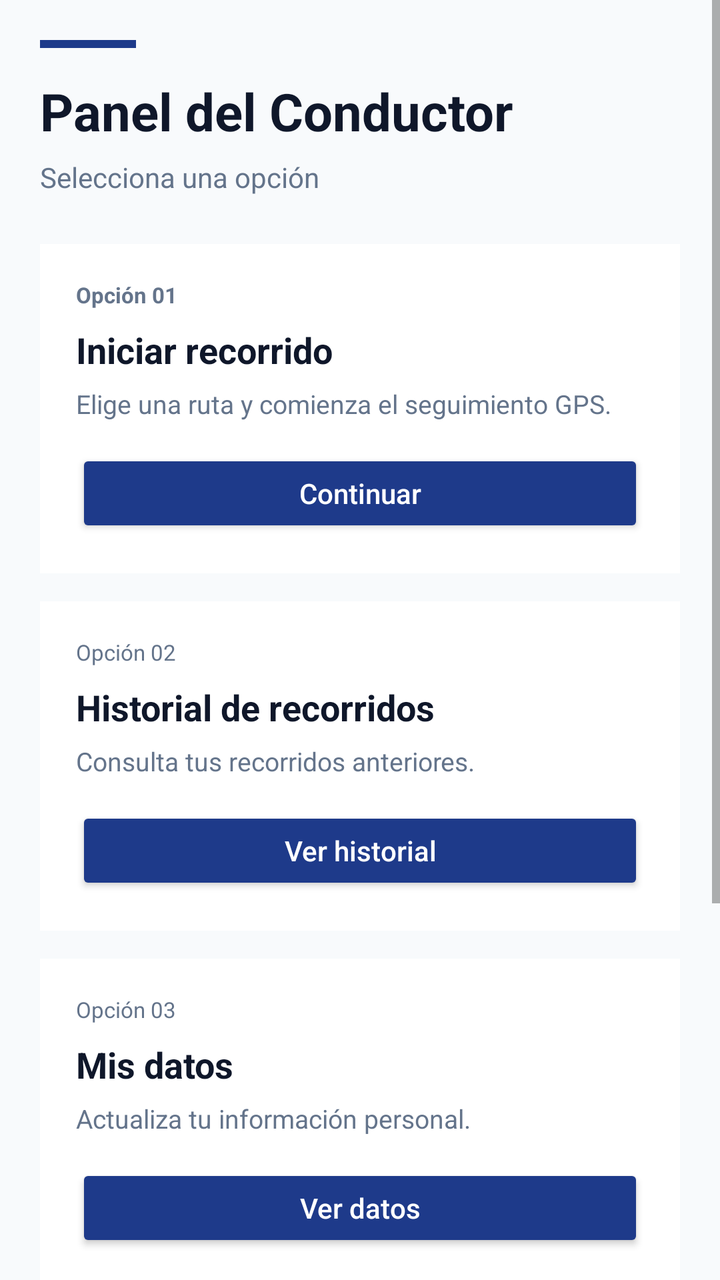
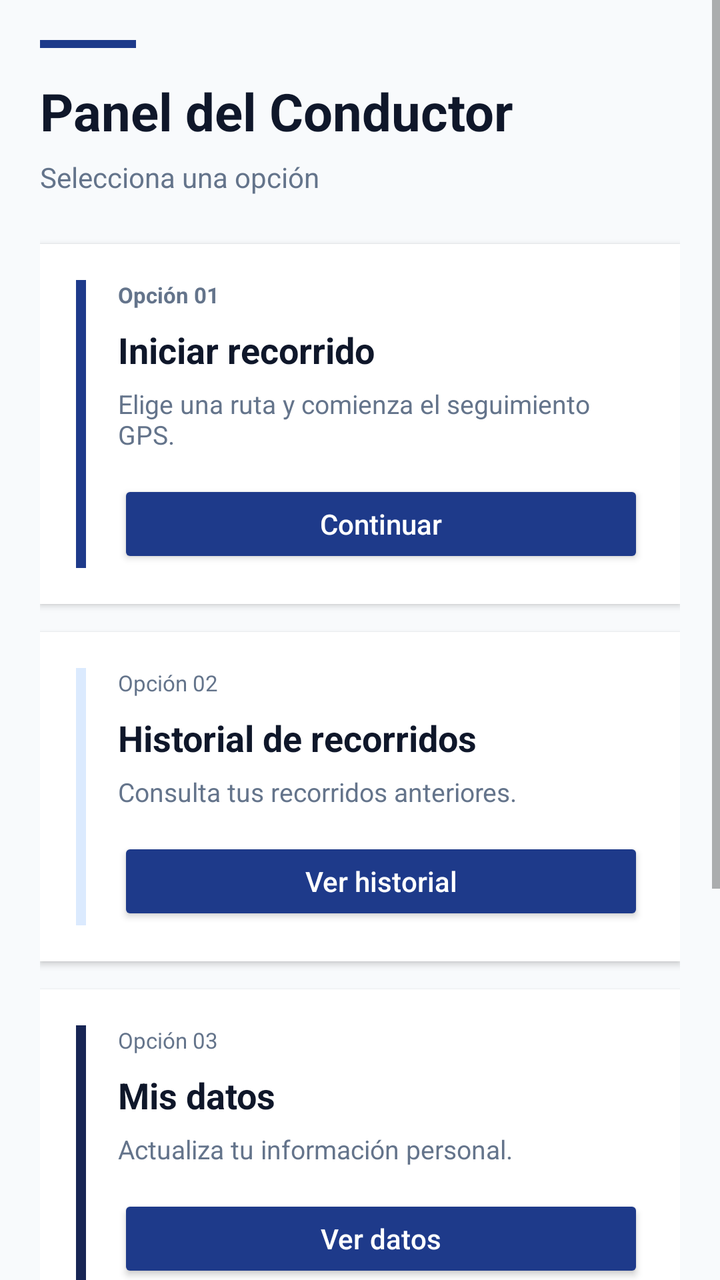

Compare the two renders of this Android layout. The source of the first and the diff that turns it into the second are given below.
<!-- AndroidManifest.xml: application theme Theme.Copia1APP -->
<!-- res/layout/activity_home_conductor.xml -->
<?xml version="1.0" encoding="utf-8"?>
<ScrollView
    xmlns:android="http://schemas.android.com/apk/res/android"
    android:layout_width="match_parent"
    android:layout_height="match_parent"
    android:fillViewport="true"
    android:background="@color/background">

    <LinearLayout
        android:layout_width="match_parent"
        android:layout_height="wrap_content"
        android:orientation="vertical"
        android:padding="20dp">

        
        <View
            android:layout_width="48dp"
            android:layout_height="4dp"
            android:background="@color/primary"
            android:layout_marginBottom="14dp"/>

        <TextView
            android:layout_width="match_parent"
            android:layout_height="wrap_content"
            android:text="Panel del Conductor"
            android:textSize="26sp"
            android:textStyle="bold"
            android:textColor="@color/text_primary"
            android:layout_marginBottom="6dp"/>

        <TextView
            android:layout_width="match_parent"
            android:layout_height="wrap_content"
            android:text="Selecciona una opción"
            android:textSize="14sp"
            android:textColor="@color/text_secondary"
            android:layout_marginBottom="24dp"/>

        
        <LinearLayout
            android:layout_width="match_parent"
            android:layout_height="wrap_content"
            android:orientation="vertical"
            android:background="@color/surface"
            android:padding="18dp"
            android:layout_marginBottom="14dp">

            <TextView
                android:layout_width="wrap_content"
                android:layout_height="wrap_content"
                android:text="Opción 01"
                android:textSize="11sp"
                android:textStyle="bold"
                android:textColor="@color/text_secondary"
                android:layout_marginBottom="8dp"/>

            <TextView
                android:layout_width="match_parent"
                android:layout_height="wrap_content"
                android:text="Iniciar recorrido"
                android:textSize="18sp"
                android:textStyle="bold"
                android:textColor="@color/text_primary"
                android:layout_marginBottom="6dp"/>

            <TextView
                android:layout_width="match_parent"
                android:layout_height="wrap_content"
                android:text="Elige una ruta y comienza el seguimiento GPS."
                android:textSize="13sp"
                android:textColor="@color/text_secondary"
                android:layout_marginBottom="14dp"/>

            <Button
                android:id="@+id/btnIrIniciarRecorrido"
                android:layout_width="match_parent"
                android:layout_height="44dp"
                android:text="Continuar"
                android:textAllCaps="false"
                android:backgroundTint="@color/primary"
                android:textColor="@color/text_white"/>
        </LinearLayout>

        
        <LinearLayout
            android:layout_width="match_parent"
            android:layout_height="wrap_content"
            android:orientation="vertical"
            android:background="@color/surface"
            android:padding="18dp"
            android:layout_marginBottom="14dp">

            <TextView
                android:layout_width="wrap_content"
                android:layout_height="wrap_content"
                android:text="Opción 02"
                android:textSize="11sp"
                android:textColor="@color/text_secondary"
                android:layout_marginBottom="8dp"/>

            <TextView
                android:layout_width="match_parent"
                android:layout_height="wrap_content"
                android:text="Historial de recorridos"
                android:textSize="18sp"
                android:textStyle="bold"
                android:textColor="@color/text_primary"
                android:layout_marginBottom="6dp"/>

            <TextView
                android:layout_width="match_parent"
                android:layout_height="wrap_content"
                android:text="Consulta tus recorridos anteriores."
                android:textSize="13sp"
                android:textColor="@color/text_secondary"
                android:layout_marginBottom="14dp"/>

            <Button
                android:id="@+id/btnIrHistorialRecorridos"
                android:layout_width="match_parent"
                android:layout_height="44dp"
                android:text="Ver historial"
                android:textAllCaps="false"
                android:backgroundTint="@color/primary"
                android:textColor="@color/text_white"/>
        </LinearLayout>

        
        <LinearLayout
            android:layout_width="match_parent"
            android:layout_height="wrap_content"
            android:orientation="vertical"
            android:background="@color/surface"
            android:padding="18dp"
            android:layout_marginBottom="14dp">

            <TextView
                android:layout_width="wrap_content"
                android:layout_height="wrap_content"
                android:text="Opción 03"
                android:textSize="11sp"
                android:textColor="@color/text_secondary"
                android:layout_marginBottom="8dp"/>

            <TextView
                android:layout_width="match_parent"
                android:layout_height="wrap_content"
                android:text="Mis datos"
                android:textSize="18sp"
                android:textStyle="bold"
                android:textColor="@color/text_primary"
                android:layout_marginBottom="6dp"/>

            <TextView
                android:layout_width="match_parent"
                android:layout_height="wrap_content"
                android:text="Actualiza tu información personal."
                android:textSize="13sp"
                android:textColor="@color/text_secondary"
                android:layout_marginBottom="14dp"/>

            <Button
                android:id="@+id/btnIrDatosUsuario"
                android:layout_width="match_parent"
                android:layout_height="44dp"
                android:text="Ver datos"
                android:textAllCaps="false"
                android:backgroundTint="@color/primary"
                android:textColor="@color/text_white"/>
        </LinearLayout>

        
        <LinearLayout
            android:layout_width="match_parent"
            android:layout_height="wrap_content"
            android:orientation="vertical"
            android:background="@color/surface"
            android:padding="18dp"
            android:layout_marginBottom="20dp">

            <TextView
                android:layout_width="wrap_content"
                android:layout_height="wrap_content"
                android:text="Opción 04"
                android:textSize="11sp"
                android:textColor="@color/text_secondary"
                android:layout_marginBottom="8dp"/>

            <TextView
                android:layout_width="match_parent"
                android:layout_height="wrap_content"
                android:text="Chat grupal"
                android:textSize="18sp"
                android:textStyle="bold"
                android:textColor="@color/text_primary"
                android:layout_marginBottom="6dp"/>

            <TextView
                android:layout_width="match_parent"
                android:layout_height="wrap_content"
                android:text="Comunicación entre conductores."
                android:textSize="13sp"
                android:textColor="@color/text_secondary"
                android:layout_marginBottom="14dp"/>

            <Button
                android:id="@+id/btnIrBlogConductores"
                android:layout_width="match_parent"
                android:layout_height="44dp"
                android:text="Abrir chat"
                android:textAllCaps="false"
                android:backgroundTint="@color/primary"
                android:textColor="@color/text_white"/>
        </LinearLayout>

        
        <Button
            android:id="@+id/btnCerrarSesionConductor"
            android:layout_width="match_parent"
            android:layout_height="44dp"
            android:text="Cerrar sesión"
            android:textAllCaps="false"
            android:backgroundTint="@color/surface"
            android:textColor="@color/text_primary"/>

    </LinearLayout>

</ScrollView>
<!-- resources referenced by this layout -->
<resources>
  <color name="background">#F8FAFC</color>
  <color name="primary">#1E3A8A</color>
  <color name="surface">#FFFFFF</color>
  <color name="text_primary">#0F172A</color>
  <color name="text_secondary">#64748B</color>
  <color name="text_white">#FFFFFF</color>
  <style name="Theme.Copia1APP" parent="Base.Theme.Copia1APP" />
  <style name="Base.Theme.Copia1APP" parent="Theme.AppCompat.Light">
          
          
      </style>
</resources>

<!-- the commit's change to res/layout/activity_home_conductor.xml (unified diff, before → after) -->
@@ -40,177 +40,233 @@
         <LinearLayout
             android:layout_width="match_parent"
             android:layout_height="wrap_content"
-            android:orientation="vertical"
-            android:background="@color/surface"
-            android:padding="18dp"
-            android:layout_marginBottom="14dp">
-
-            <TextView
-                android:layout_width="wrap_content"
-                android:layout_height="wrap_content"
-                android:text="Opción 01"
-                android:textSize="11sp"
-                android:textStyle="bold"
-                android:textColor="@color/text_secondary"
-                android:layout_marginBottom="8dp"/>
-
-            <TextView
-                android:layout_width="match_parent"
-                android:layout_height="wrap_content"
-                android:text="Iniciar recorrido"
-                android:textSize="18sp"
-                android:textStyle="bold"
-                android:textColor="@color/text_primary"
-                android:layout_marginBottom="6dp"/>
-
-            <TextView
-                android:layout_width="match_parent"
-                android:layout_height="wrap_content"
-                android:text="Elige una ruta y comienza el seguimiento GPS."
-                android:textSize="13sp"
-                android:textColor="@color/text_secondary"
-                android:layout_marginBottom="14dp"/>
-
-            <Button
-                android:id="@+id/btnIrIniciarRecorrido"
-                android:layout_width="match_parent"
-                android:layout_height="44dp"
-                android:text="Continuar"
-                android:textAllCaps="false"
-                android:backgroundTint="@color/primary"
-                android:textColor="@color/text_white"/>
-        </LinearLayout>
-
-        
-        <LinearLayout
-            android:layout_width="match_parent"
-            android:layout_height="wrap_content"
-            android:orientation="vertical"
-            android:background="@color/surface"
-            android:padding="18dp"
-            android:layout_marginBottom="14dp">
-
-            <TextView
-                android:layout_width="wrap_content"
-                android:layout_height="wrap_content"
-                android:text="Opción 02"
-                android:textSize="11sp"
-                android:textColor="@color/text_secondary"
-                android:layout_marginBottom="8dp"/>
-
-            <TextView
-                android:layout_width="match_parent"
-                android:layout_height="wrap_content"
-                android:text="Historial de recorridos"
-                android:textSize="18sp"
-                android:textStyle="bold"
-                android:textColor="@color/text_primary"
-                android:layout_marginBottom="6dp"/>
-
-            <TextView
-                android:layout_width="match_parent"
-                android:layout_height="wrap_content"
-                android:text="Consulta tus recorridos anteriores."
-                android:textSize="13sp"
-                android:textColor="@color/text_secondary"
-                android:layout_marginBottom="14dp"/>
-
-            <Button
-                android:id="@+id/btnIrHistorialRecorridos"
-                android:layout_width="match_parent"
-                android:layout_height="44dp"
-                android:text="Ver historial"
-                android:textAllCaps="false"
-                android:backgroundTint="@color/primary"
-                android:textColor="@color/text_white"/>
-        </LinearLayout>
-
-        
-        <LinearLayout
-            android:layout_width="match_parent"
-            android:layout_height="wrap_content"
-            android:orientation="vertical"
-            android:background="@color/surface"
-            android:padding="18dp"
-            android:layout_marginBottom="14dp">
-
-            <TextView
-                android:layout_width="wrap_content"
-                android:layout_height="wrap_content"
-                android:text="Opción 03"
-                android:textSize="11sp"
-                android:textColor="@color/text_secondary"
-                android:layout_marginBottom="8dp"/>
-
-            <TextView
-                android:layout_width="match_parent"
-                android:layout_height="wrap_content"
-                android:text="Mis datos"
-                android:textSize="18sp"
-                android:textStyle="bold"
-                android:textColor="@color/text_primary"
-                android:layout_marginBottom="6dp"/>
-
-            <TextView
-                android:layout_width="match_parent"
-                android:layout_height="wrap_content"
-                android:text="Actualiza tu información personal."
-                android:textSize="13sp"
-                android:textColor="@color/text_secondary"
-                android:layout_marginBottom="14dp"/>
-
-            <Button
-                android:id="@+id/btnIrDatosUsuario"
-                android:layout_width="match_parent"
-                android:layout_height="44dp"
-                android:text="Ver datos"
-                android:textAllCaps="false"
-                android:backgroundTint="@color/primary"
-                android:textColor="@color/text_white"/>
-        </LinearLayout>
-
-        
-        <LinearLayout
-            android:layout_width="match_parent"
-            android:layout_height="wrap_content"
-            android:orientation="vertical"
-            android:background="@color/surface"
-            android:padding="18dp"
-            android:layout_marginBottom="20dp">
-
-            <TextView
-                android:layout_width="wrap_content"
-                android:layout_height="wrap_content"
-                android:text="Opción 04"
-                android:textSize="11sp"
-                android:textColor="@color/text_secondary"
-                android:layout_marginBottom="8dp"/>
-
-            <TextView
-                android:layout_width="match_parent"
-                android:layout_height="wrap_content"
-                android:text="Chat grupal"
-                android:textSize="18sp"
-                android:textStyle="bold"
-                android:textColor="@color/text_primary"
-                android:layout_marginBottom="6dp"/>
-
-            <TextView
-                android:layout_width="match_parent"
-                android:layout_height="wrap_content"
-                android:text="Comunicación entre conductores."
-                android:textSize="13sp"
-                android:textColor="@color/text_secondary"
-                android:layout_marginBottom="14dp"/>
-
-            <Button
-                android:id="@+id/btnIrBlogConductores"
-                android:layout_width="match_parent"
-                android:layout_height="44dp"
-                android:text="Abrir chat"
-                android:textAllCaps="false"
-                android:backgroundTint="@color/primary"
-                android:textColor="@color/text_white"/>
+            android:orientation="horizontal"
+            android:background="@color/surface"
+            android:padding="18dp"
+            android:layout_marginBottom="14dp"
+            android:elevation="2dp">
+
+            <View
+                android:layout_width="5dp"
+                android:layout_height="match_parent"
+                android:background="@color/primary"
+                android:layout_marginEnd="16dp"/>
+
+            <LinearLayout
+                android:layout_width="0dp"
+                android:layout_height="wrap_content"
+                android:layout_weight="1"
+                android:orientation="vertical">
+
+                <TextView
+                    android:layout_width="wrap_content"
+                    android:layout_height="wrap_content"
+                    android:text="Opción 01"
+                    android:textSize="11sp"
+                    android:textStyle="bold"
+                    android:textColor="@color/text_secondary"
+                    android:layout_marginBottom="8dp"/>
+
+                <TextView
+                    android:layout_width="match_parent"
+                    android:layout_height="wrap_content"
+                    android:text="Iniciar recorrido"
+                    android:textSize="18sp"
+                    android:textStyle="bold"
+                    android:textColor="@color/text_primary"
+                    android:layout_marginBottom="6dp"/>
+
+                <TextView
+                    android:layout_width="match_parent"
+                    android:layout_height="wrap_content"
+                    android:text="Elige una ruta y comienza el seguimiento GPS."
+                    android:textSize="13sp"
+                    android:textColor="@color/text_secondary"
+                    android:layout_marginBottom="14dp"/>
+
+                <Button
+                    android:id="@+id/btnIrIniciarRecorrido"
+                    android:layout_width="match_parent"
+                    android:layout_height="44dp"
+                    android:text="Continuar"
+                    android:textAllCaps="false"
+                    android:backgroundTint="@color/primary"
+                    android:textColor="@color/text_white"/>
+            </LinearLayout>
+        </LinearLayout>
+
+        
+        <LinearLayout
+            android:layout_width="match_parent"
+            android:layout_height="wrap_content"
+            android:orientation="horizontal"
+            android:background="@color/surface"
+            android:padding="18dp"
+            android:layout_marginBottom="14dp"
+            android:elevation="2dp">
+
+            <View
+                android:layout_width="5dp"
+                android:layout_height="match_parent"
+                android:background="@color/primary_light"
+                android:layout_marginEnd="16dp"/>
+
+            <LinearLayout
+                android:layout_width="0dp"
+                android:layout_height="wrap_content"
+                android:layout_weight="1"
+                android:orientation="vertical">
+
+                <TextView
+                    android:layout_width="wrap_content"
+                    android:layout_height="wrap_content"
+                    android:text="Opción 02"
+                    android:textSize="11sp"
+                    android:textColor="@color/text_secondary"
+                    android:layout_marginBottom="8dp"/>
+
+                <TextView
+                    android:layout_width="match_parent"
+                    android:layout_height="wrap_content"
+                    android:text="Historial de recorridos"
+                    android:textSize="18sp"
+                    android:textStyle="bold"
+                    android:textColor="@color/text_primary"
+                    android:layout_marginBottom="6dp"/>
+
+                <TextView
+                    android:layout_width="match_parent"
+                    android:layout_height="wrap_content"
+                    android:text="Consulta tus recorridos anteriores."
+                    android:textSize="13sp"
+                    android:textColor="@color/text_secondary"
+                    android:layout_marginBottom="14dp"/>
+
+                <Button
+                    android:id="@+id/btnIrHistorialRecorridos"
+                    android:layout_width="match_parent"
+                    android:layout_height="44dp"
+                    android:text="Ver historial"
+                    android:textAllCaps="false"
+                    android:backgroundTint="@color/primary"
+                    android:textColor="@color/text_white"/>
+            </LinearLayout>
+        </LinearLayout>
+
+        
+        <LinearLayout
+            android:layout_width="match_parent"
+            android:layout_height="wrap_content"
+            android:orientation="horizontal"
+            android:background="@color/surface"
+            android:padding="18dp"
+            android:layout_marginBottom="14dp"
+            android:elevation="2dp">
+
+            <View
+                android:layout_width="5dp"
+                android:layout_height="match_parent"
+                android:background="@color/primary_dark"
+                android:layout_marginEnd="16dp"/>
+
+            <LinearLayout
+                android:layout_width="0dp"
+                android:layout_height="wrap_content"
+                android:layout_weight="1"
+                android:orientation="vertical">
+
+                <TextView
+                    android:layout_width="wrap_content"
+                    android:layout_height="wrap_content"
+                    android:text="Opción 03"
+                    android:textSize="11sp"
+                    android:textColor="@color/text_secondary"
+                    android:layout_marginBottom="8dp"/>
+
+                <TextView
+                    android:layout_width="match_parent"
+                    android:layout_height="wrap_content"
+                    android:text="Mis datos"
+                    android:textSize="18sp"
+                    android:textStyle="bold"
+                    android:textColor="@color/text_primary"
+                    android:layout_marginBottom="6dp"/>
+
+                <TextView
+                    android:layout_width="match_parent"
+                    android:layout_height="wrap_content"
+                    android:text="Actualiza tu información personal."
+                    android:textSize="13sp"
+                    android:textColor="@color/text_secondary"
+                    android:layout_marginBottom="14dp"/>
+
+                <Button
+                    android:id="@+id/btnIrDatosUsuario"
+                    android:layout_width="match_parent"
+                    android:layout_height="44dp"
+                    android:text="Ver datos"
+                    android:textAllCaps="false"
+                    android:backgroundTint="@color/primary"
+                    android:textColor="@color/text_white"/>
+            </LinearLayout>
+        </LinearLayout>
+
+        
+        <LinearLayout
+            android:layout_width="match_parent"
+            android:layout_height="wrap_content"
+            android:orientation="horizontal"
+            android:background="@color/surface"
+            android:padding="18dp"
+            android:layout_marginBottom="20dp"
+            android:elevation="2dp">
+
+            <View
+                android:layout_width="5dp"
+                android:layout_height="match_parent"
+                android:background="@color/primary_light"
+                android:layout_marginEnd="16dp"/>
+
+            <LinearLayout
+                android:layout_width="0dp"
+                android:layout_height="wrap_content"
+                android:layout_weight="1"
+                android:orientation="vertical">
+
+                <TextView
+                    android:layout_width="wrap_content"
+                    android:layout_height="wrap_content"
+                    android:text="Opción 04"
+                    android:textSize="11sp"
+                    android:textColor="@color/text_secondary"
+                    android:layout_marginBottom="8dp"/>
+
+                <TextView
+                    android:layout_width="match_parent"
+                    android:layout_height="wrap_content"
+                    android:text="Chat grupal"
+                    android:textSize="18sp"
+                    android:textStyle="bold"
+                    android:textColor="@color/text_primary"
+                    android:layout_marginBottom="6dp"/>
+
+                <TextView
+                    android:layout_width="match_parent"
+                    android:layout_height="wrap_content"
+                    android:text="Comunicación entre conductores."
+                    android:textSize="13sp"
+                    android:textColor="@color/text_secondary"
+                    android:layout_marginBottom="14dp"/>
+
+                <Button
+                    android:id="@+id/btnIrBlogConductores"
+                    android:layout_width="match_parent"
+                    android:layout_height="44dp"
+                    android:text="Abrir chat"
+                    android:textAllCaps="false"
+                    android:backgroundTint="@color/primary"
+                    android:textColor="@color/text_white"/>
+            </LinearLayout>
         </LinearLayout>
 
         
<!-- resource entries referenced after the edit -->
@@ -2,6 +2,8 @@
 <resources>
   <color name="background">#F8FAFC</color>
   <color name="primary">#1E3A8A</color>
+  <color name="primary_dark">#172554</color>
+  <color name="primary_light">#DBEAFE</color>
   <color name="surface">#FFFFFF</color>
   <color name="text_primary">#0F172A</color>
   <color name="text_secondary">#64748B</color>
